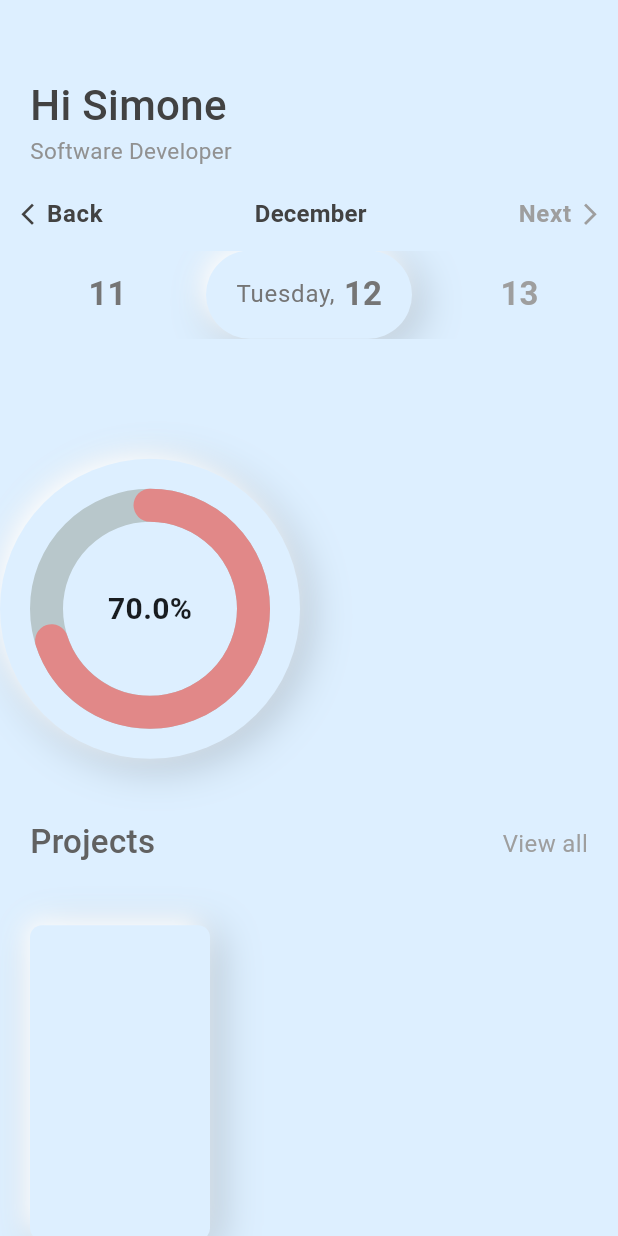
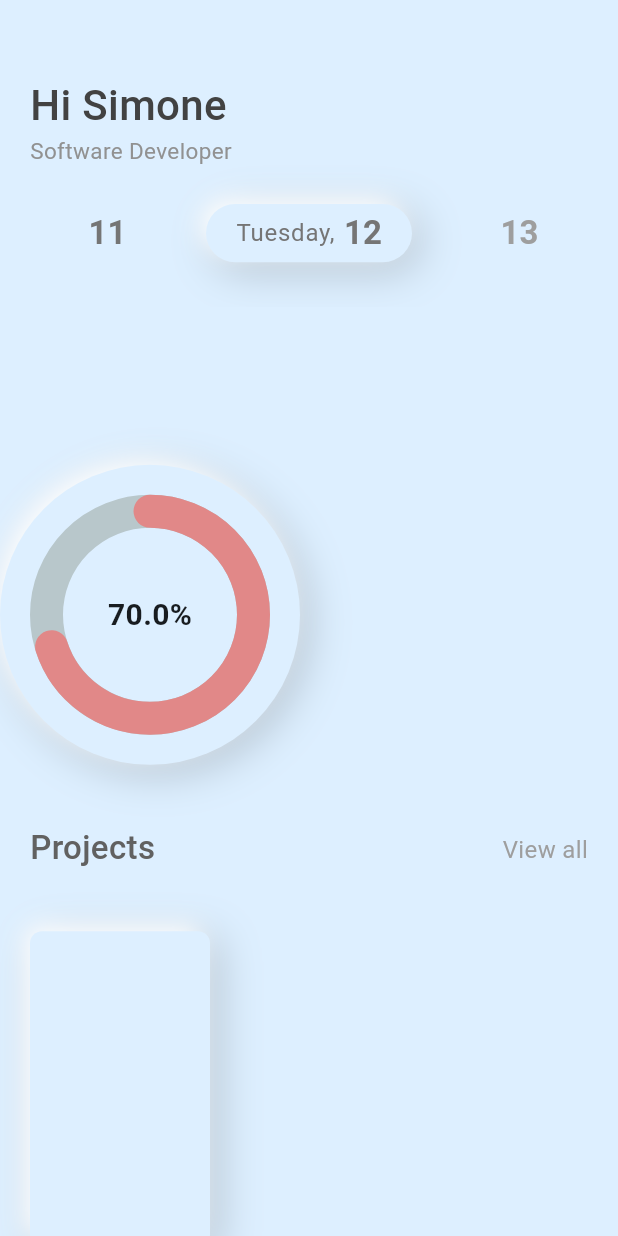
Before and after one commit to homemadepasta/neotimetracking, a Flutter app: the screen it shows after launch, on a phone screen of 412 x 824 dp. Run offline on Flutter 3.47's test engine with Material 3 defaults, Android fonts, the phone set to English and light mode, and no system bars; drawn by our look-alikes of carousel_slider, percent_indicator.

Commit message:
💄Fix calendar ui overflow

```diff
--- a/lib/calendar.dart
+++ b/lib/calendar.dart
@@ -192,99 +192,102 @@ class _HorizontalWeekCalendarState extends State<HorizontalWeekCalendar> {
         ? const SizedBox()
         : Column(
             children: [
-              Row(
-                crossAxisAlignment: CrossAxisAlignment.center,
-                mainAxisAlignment: MainAxisAlignment.spaceBetween,
-                children: [
-                  GestureDetector(
-                    onTap: () {
-                      onBackClick();
-                    },
-                    child: Row(
-                      crossAxisAlignment: CrossAxisAlignment.center,
-                      children: [
-                        const SizedBox(
-                          width: 10,
-                        ),
-                        Icon(
-                          Icons.arrow_back_ios_new,
-                          size: 17,
-                          color:
-                              widget.activeNavigatorColor ?? theme.primaryColor,
-                        ),
-                        const SizedBox(
-                          width: 4,
-                        ),
-                        Text(
-                          "Back",
-                          style: theme.textTheme.bodyLarge!.copyWith(
-                            color: widget.activeNavigatorColor ??
-                                theme.primaryColor,
-                            fontWeight: FontWeight.bold,
-                          ),
-                        ),
-                      ],
-                    ),
-                  ),
-                  Text(
-                    isCurrentYear()
-                        ? DateFormat('MMMM').format(
-                            currentWeek[0],
-                          )
-                        : DateFormat('MMMM yyyy').format(
-                            currentWeek[0],
-                          ),
-                    style: theme.textTheme.titleMedium!.copyWith(
-                      fontWeight: FontWeight.bold,
-                      color: widget.monthColor ?? theme.primaryColor,
-                    ),
-                  ),
-                  GestureDetector(
-                    onTap: isNextDisabled()
-                        ? () {
-                            onNextClick();
-                          }
-                        : null,
-                    child: Row(
-                      crossAxisAlignment: CrossAxisAlignment.center,
-                      children: [
-                        Text(
-                          "Next",
-                          style: theme.textTheme.bodyLarge!.copyWith(
-                            color: isNextDisabled()
-                                ? theme.primaryColor
-                                : widget.inactiveNavigatorColor ?? Colors.grey,
-                            fontWeight: FontWeight.bold,
-                          ),
-                        ),
-                        const SizedBox(
-                          width: 4,
-                        ),
-                        Icon(
-                          Icons.arrow_forward_ios,
-                          size: 17,
-                          color: isNextDisabled()
-                              ? theme.primaryColor
-                              : widget.inactiveNavigatorColor ?? Colors.grey,
-                        ),
-                        const SizedBox(
-                          width: 10,
-                        ),
-                      ],
-                    ),
-                  ),
-                ],
-              ),
-              const SizedBox(
-                height: 12,
-              ),
-              CarouselSlider(
+              // Row(
+              //   crossAxisAlignment: CrossAxisAlignment.center,
+              //   mainAxisAlignment: MainAxisAlignment.spaceBetween,
+              //   children: [
+              //     GestureDetector(
+              //       onTap: () {
+              //         onBackClick();
+              //       },
+              //       child: Row(
+              //         crossAxisAlignment: CrossAxisAlignment.center,
+              //         children: [
+              //           const SizedBox(
+              //             width: 10,
+              //           ),
+              //           Icon(
+              //             Icons.arrow_back_ios_new,
+              //             size: 17,
+              //             color:
+              //                 widget.activeNavigatorColor ?? theme.primaryColor,
+              //           ),
+              //           const SizedBox(
+              //             width: 4,
+              //           ),
+              //           Text(
+              //             "Back",
+              //             style: theme.textTheme.bodyLarge!.copyWith(
+              //               color: widget.activeNavigatorColor ??
+              //                   theme.primaryColor,
+              //               fontWeight: FontWeight.bold,
+              //             ),
+              //           ),
+              //         ],
+              //       ),
+              //     ),
+              //     Text(
+              //       isCurrentYear()
+              //           ? DateFormat('MMMM').format(
+              //               currentWeek[0],
+              //             )
+              //           : DateFormat('MMMM yyyy').format(
+              //               currentWeek[0],
+              //             ),
+              //       style: theme.textTheme.titleMedium!.copyWith(
+              //         fontWeight: FontWeight.bold,
+              //         color: widget.monthColor ?? theme.primaryColor,
+              //       ),
+              //     ),
+              //     GestureDetector(
+              //       onTap: isNextDisabled()
+              //           ? () {
+              //               onNextClick();
+              //             }
+              //           : null,
+              //       child: Row(
+              //         crossAxisAlignment: CrossAxisAlignment.center,
+              //         children: [
+              //           Text(
+              //             "Next",
+              //             style: theme.textTheme.bodyLarge!.copyWith(
+              //               color: isNextDisabled()
+              //                   ? theme.primaryColor
+              //                   : widget.inactiveNavigatorColor ?? Colors.grey,
+              //               fontWeight: FontWeight.bold,
+              //             ),
+              //           ),
+              //           const SizedBox(
+              //             width: 4,
+              //           ),
+              //           Icon(
+              //             Icons.arrow_forward_ios,
+              //             size: 17,
+              //             color: isNextDisabled()
+              //                 ? theme.primaryColor
+              //                 : widget.inactiveNavigatorColor ?? Colors.grey,
+              //           ),
+              //           const SizedBox(
+              //             width: 10,
+              //           ),
+              //         ],
+              //       ),
+              //     ),
+              //   ],
+              // ),
+              // const SizedBox(
+              //   height: 12,
+              // ),
+              Container(
+                transform: Matrix4.translationValues(0.0, -25.0, 0.0),
+                child: CarouselSlider(
                   carouselController: carouselController,
                   items: [
                     if (listOfWeeks.isNotEmpty)
                       for (int ind = 0; ind < listOfWeeks.length; ind++)
                         Container(
-                        height: boxHeight,
+                          padding: const EdgeInsets.only(top: 30, bottom: 30),
+                          height: boxHeight + 40,
                           width: withOfScreen,
                           color: Colors.transparent,
                           child: Row(
@@ -304,14 +307,15 @@ class _HorizontalWeekCalendarState extends State<HorizontalWeekCalendar> {
                                         : null,
                                     child: Container(
                                       alignment: Alignment.center,
-                                    decoration: DateFormat('dd-MM-yyyy').format(
-                                                listOfWeeks[ind][weekIndex]) ==
+                                      decoration: DateFormat('dd-MM-yyyy').format(listOfWeeks[ind][weekIndex]) ==
                                               DateFormat('dd-MM-yyyy')
                                                   .format(selectedDate)
                                           ? (BoxDecoration(
                                               borderRadius: const BorderRadius.all(
                                                   Radius.circular(99)),
-                                            color: DateFormat('dd-MM-yyyy').format(listOfWeeks[ind][weekIndex]) ==
+                                              color: DateFormat('dd-MM-yyyy')
+                                                          .format(listOfWeeks[ind]
+                                                              [weekIndex]) ==
                                                       DateFormat('dd-MM-yyyy')
                                                           .format(selectedDate)
                                                   ? widget.activeBackgroundColor ??
@@ -320,10 +324,8 @@ class _HorizontalWeekCalendarState extends State<HorizontalWeekCalendar> {
                                                           .isBefore(
                                                               DateTime.now())
                                                       ? widget.inactiveBackgroundColor ??
-                                                        theme.primaryColor
-                                                            .withOpacity(.2)
-                                                    : widget.disabledBackgroundColor ??
-                                                        Colors.grey,
+                                                          theme.primaryColor.withOpacity(.2)
+                                                      : widget.disabledBackgroundColor ?? Colors.grey,
                                               boxShadow: const [
                                                   // Bottom right
                                                   BoxShadow(
@@ -331,14 +333,16 @@ class _HorizontalWeekCalendarState extends State<HorizontalWeekCalendar> {
                                                           47, 0, 0, 0),
                                                       blurRadius: 24,
                                                       offset: Offset(5, 5),
-                                                    blurStyle: BlurStyle.normal,
+                                                      blurStyle:
+                                                          BlurStyle.normal,
                                                       spreadRadius: 1),
                                                   // Bottom right
                                                   BoxShadow(
                                                       color: Colors.white,
                                                       blurRadius: 14,
                                                       offset: Offset(-5, -5),
-                                                    blurStyle: BlurStyle.normal,
+                                                      blurStyle:
+                                                          BlurStyle.normal,
                                                       spreadRadius: -1),
                                                 ]))
                                           : null,
@@ -349,7 +353,8 @@ class _HorizontalWeekCalendarState extends State<HorizontalWeekCalendar> {
                                             CrossAxisAlignment.center,
                                         children: [
                                           if (DateFormat('dd-MM-yyyy').format(
-                                                listOfWeeks[ind][weekIndex]) ==
+                                                  listOfWeeks[ind]
+                                                      [weekIndex]) ==
                                               DateFormat('dd-MM-yyyy')
                                                   .format(selectedDate))
                                             Text(
@@ -366,10 +371,12 @@ class _HorizontalWeekCalendarState extends State<HorizontalWeekCalendar> {
                                                                     ind]
                                                                 [weekIndex]) ==
                                                         DateFormat('dd-MM-yyyy')
-                                                          .format(selectedDate)
+                                                            .format(
+                                                                selectedDate)
                                                     ? widget.activeTextColor ??
                                                         Colors.white
-                                                  : listOfWeeks[ind][weekIndex]
+                                                    : listOfWeeks[ind]
+                                                                [weekIndex]
                                                             .isBefore(
                                                                 DateTime.now())
                                                         ? widget.inactiveTextColor ??
@@ -394,10 +401,12 @@ class _HorizontalWeekCalendarState extends State<HorizontalWeekCalendar> {
                                                                     ind]
                                                                 [weekIndex]) ==
                                                         DateFormat('dd-MM-yyyy')
-                                                          .format(selectedDate)
+                                                            .format(
+                                                                selectedDate)
                                                     ? widget.activeTextColor ??
                                                         Colors.white
-                                                  : listOfWeeks[ind][weekIndex]
+                                                    : listOfWeeks[ind]
+                                                                [weekIndex]
                                                             .isBefore(
                                                                 DateTime.now())
                                                         ? widget.inactiveTextColor ??
@@ -420,7 +429,7 @@ class _HorizontalWeekCalendarState extends State<HorizontalWeekCalendar> {
                   ],
                   options: CarouselOptions(
                     scrollPhysics: const ClampingScrollPhysics(),
-                  height: boxHeight,
+                    height: boxHeight + 40,
                     viewportFraction: 1,
                     enableInfiniteScroll: false,
                     reverse: true,
@@ -429,6 +438,7 @@ class _HorizontalWeekCalendarState extends State<HorizontalWeekCalendar> {
                     },
                   ),
                 ),
+              ),
             ],
           );
   }
--- a/lib/main.dart
+++ b/lib/main.dart
@@ -174,7 +174,6 @@ class _MyHomePageState extends State<MyHomePage> {
       ]),
       // ----- end of weekdays section -----
 
-
       const SizedBox(height: 20),
       Row(
         children: [
```
Lines whose indentation alone changed are shown as unchanged.
